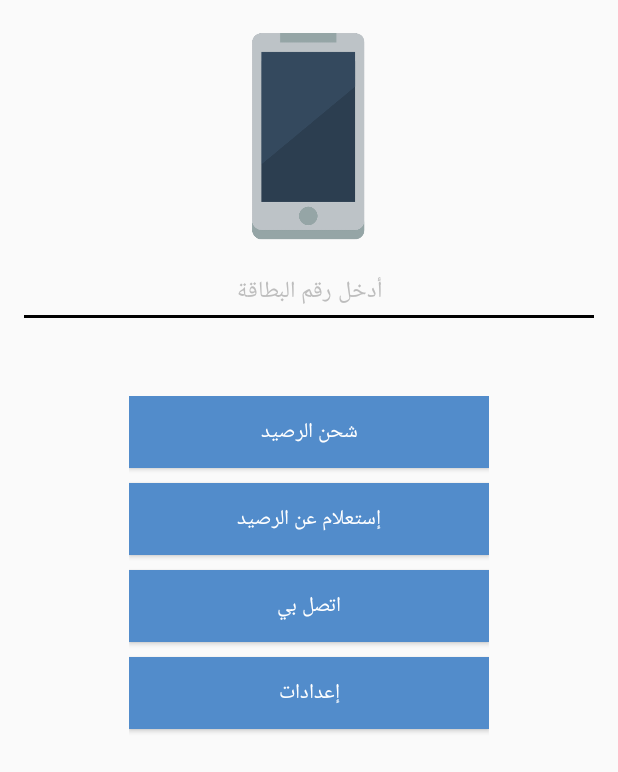
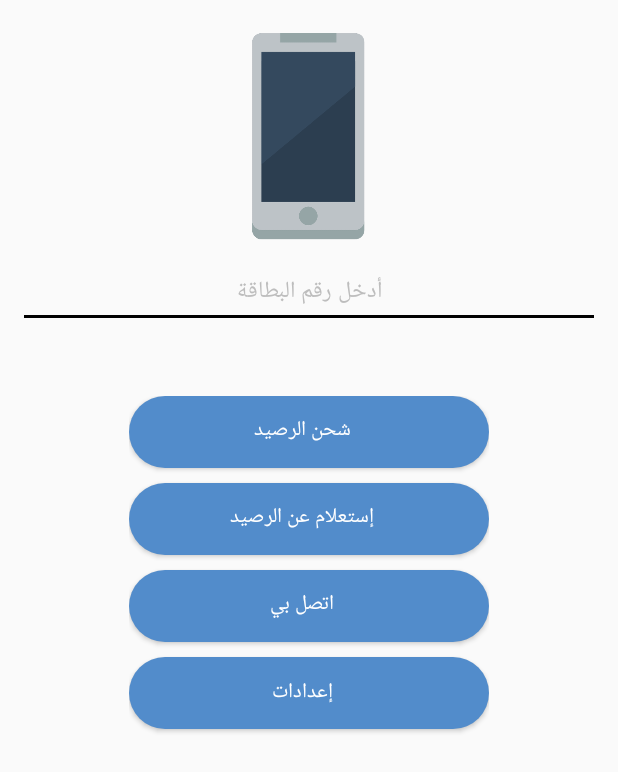
Before and after one commit to alshagag/MyApplication, an Android app: the layout activity_main.xml on its own in the app's theme, with its tools: preview values and no code run, on a phone screen of 412 x 824 dp. Shown: the top 772 px of the screen. Run offline under Robolectric (Android 15) with nearby library versions, the phone set to English and light mode, and no system bars.

Commit message:
تعديل بعض التنسيقات و تصميم بعض من صفحة الاعدادت

```diff
--- a/app/src/main/AndroidManifest.xml
+++ b/app/src/main/AndroidManifest.xml
@@ -17,7 +17,7 @@
                 <category android:name="android.intent.category.LAUNCHER" />
             </intent-filter>
         </activity>
-
+        <activity android:name=".MainSettings"></activity>
     </application>
 
 </manifest>
--- a/app/src/main/res/drawable/buttoncolornew.xml
+++ b/app/src/main/res/drawable/buttoncolornew.xml
@@ -1,12 +1,12 @@
 <?xml version="1.0" encoding="utf-8"?>
 <shape xmlns:android="http://schemas.android.com/apk/res/android"
     android:shape="rectangle">
-    <gradient android:startColor="#A5CAE6"
-        android:endColor="#74A6CC" android:angle="45">
+    <gradient android:startColor="#528CCB"
+        android:endColor="#528CCB" android:angle="45">
 
     </gradient>
 
-    <corners android:radius="70dp"/>
-    <padding android:bottom="5pt" android:left="6pt" android:right="10pt">
+    <corners android:radius="30dp"/>
+    <padding android:bottom="1pt" android:left="6pt" android:right="10pt">
     </padding>
 </shape>
--- a/app/src/main/res/layout/activity_main.xml
+++ b/app/src/main/res/layout/activity_main.xml
@@ -68,22 +68,23 @@
         android:layout_alignParentEnd="true"
         android:orientation="vertical"
         android:paddingRight="70dp"
-        android:paddingLeft="70dp">
+        android:paddingLeft="70dp"
+        android:weightSum="1">
 
         <Button
             android:layout_width="match_parent"
             android:layout_height="wrap_content"
             android:text="@string/recharge"
-            android:id="@+id/btnCharge"
+            android:id="@+id/btnRecharge"
             android:textColor="@color/abc_primary_text_disable_only_material_dark"
-            android:background="@color/blue" />
+            android:background="@drawable/buttoncolornew" />
 
         <Button
             android:layout_width="match_parent"
             android:layout_height="wrap_content"
             android:text="@string/inquire_balance"
             android:id="@+id/btnCheck"
-            android:background="@color/blue"
+            android:background="@drawable/buttoncolornew"
             android:layout_marginTop="10dp"
             android:textColor="@color/abc_primary_text_material_dark" />
 
@@ -92,7 +93,7 @@
             android:layout_height="wrap_content"
             android:text="@string/contact_me"
             android:id="@+id/btnContact"
-            android:background="@color/blue"
+            android:background="@drawable/buttoncolornew"
             android:layout_marginTop="10dp"
             android:textColor="@color/abc_primary_text_material_dark" />
 
@@ -101,10 +102,13 @@
             android:layout_height="wrap_content"
             android:text="@string/settings"
             android:id="@+id/btnSettings"
-            android:background="@color/blue"
+            android:background="@drawable/buttoncolornew"
             android:layout_marginTop="10dp"
             android:textColor="@color/abc_primary_text_material_dark"
-            android:focusableInTouchMode="false" />
+            android:focusableInTouchMode="false"
+            android:elegantTextHeight="false"
+            android:contextClickable="false"
+            android:clickable="true" />
 
 
     </LinearLayout>
```
Also changed, not shown: app/build.gradle (+6 -1 lines), app/src/main/java/com/example/mmhh2/myapplication/MainSettings.java (added, +13 -0 lines), app/src/main/res/layout/activity_main_settings.xml (added, +86 -0 lines), app/src/main/res/values/strings.xml (+6 -1 lines), app/src/main/res/drawable-mdpi/drawable-hdpi/System-settings-icon.png (added), app/src/main/res/drawable-mdpi/drawable-ldpi/System-settings-icon.png (added), app/src/main/res/drawable-mdpi/drawable-mdpi/System-settings-icon.png (added), app/src/main/res/drawable-mdpi/drawable-xhdpi/System-settings-icon.png (added), app/src/main/res/drawable-mdpi/drawable-xxhdpi/System-settings-icon.png (added), app/src/main/res/drawable-mdpi/drawable-xxxhdpi/System-settings-icon.png (added), app/src/main/res/drawable/drawable-hdpi/System-settings-icon.png (added), app/src/main/res/drawable/drawable-ldpi/System-settings-icon.png (added), app/src/main/res/drawable/drawable-mdpi/System-settings-icon.png (added), app/src/main/res/drawable/drawable-xhdpi/System-settings-icon.png (added), 2 more files, 2 other files.
